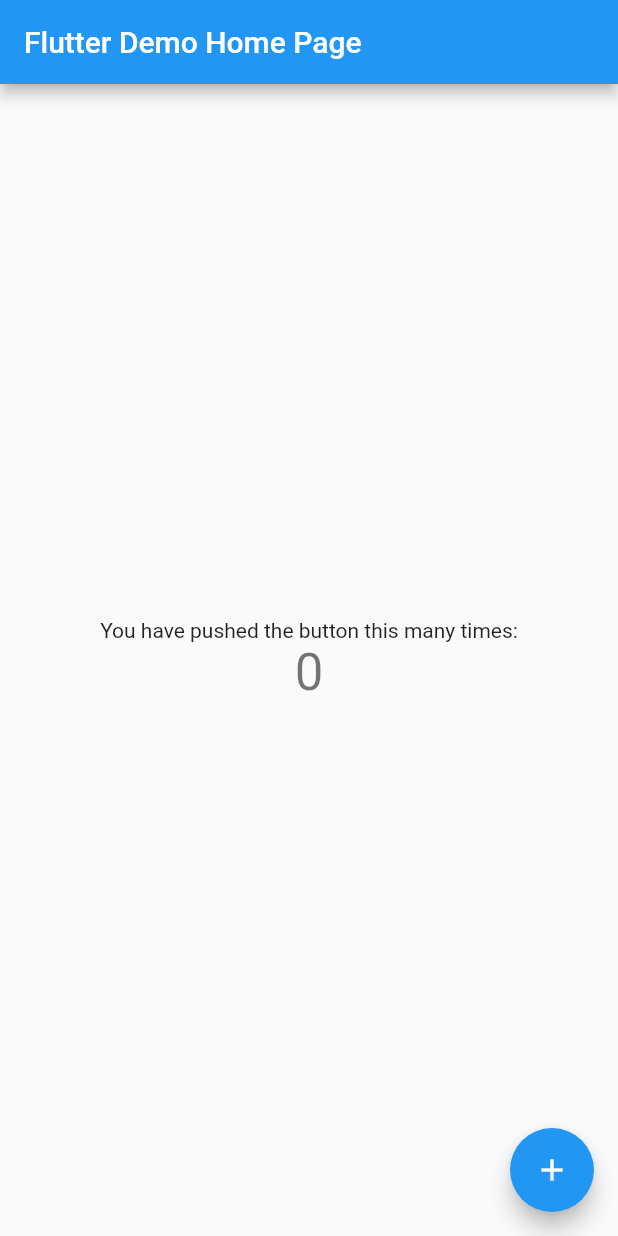
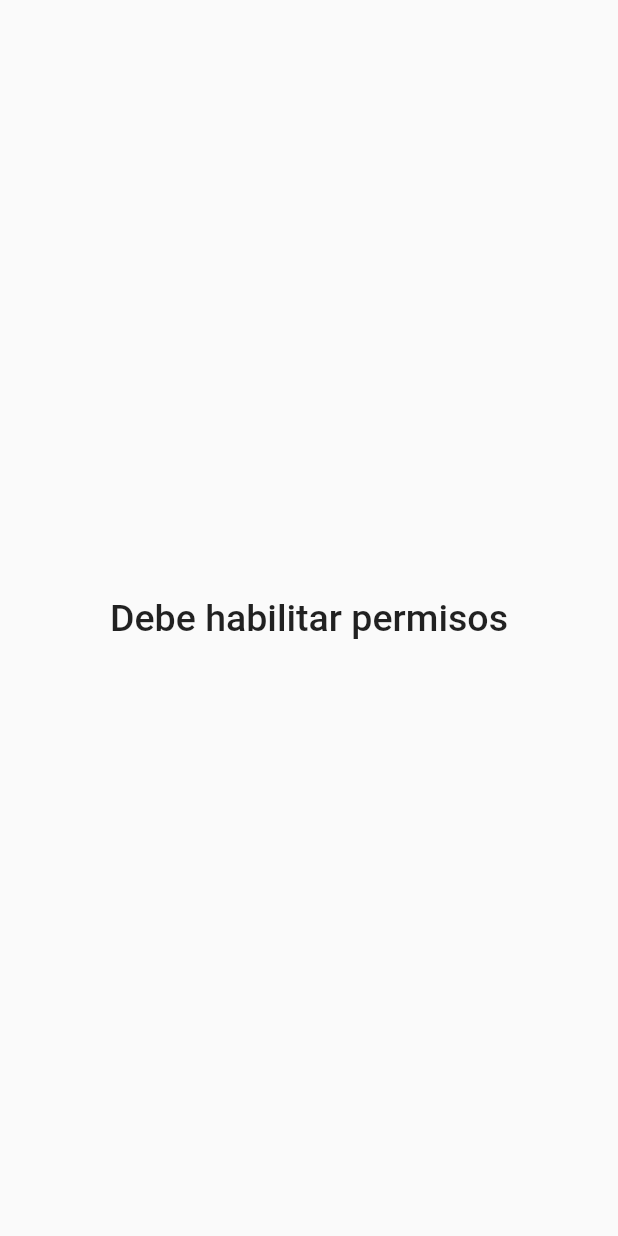
Before and after one commit to CodeJunior06/MapApp, a Flutter app: the screen it shows after launch, on a phone screen of 412 x 824 dp. Run offline on Flutter 3.47's test engine with Material 2 defaults, Android fonts, the phone set to English and light mode, and no system bars; our stand-ins replace bloc, equatable, flutter_bloc.

Commit message:
Implementación & Esquematización
- Implementacion de Bloc para el tema del GPS y los permisos del usuario

```diff
--- /dev/null
+++ b/lib/blocs/gps/bloc.dart
@@ -0,0 +1 @@
+export 'package:map_app/blocs/gps/gps_bloc.dart';
--- /dev/null
+++ b/lib/blocs/gps/gps_bloc.dart
@@ -0,0 +1,16 @@
+import 'package:bloc/bloc.dart';
+import 'package:equatable/equatable.dart';
+// ignore: depend_on_referenced_packages
+import 'package:meta/meta.dart';
+
+part 'gps_event.dart';
+part 'gps_state.dart';
+
+class GpsBloc extends Bloc<GpsEvent, GpsState> {
+  GpsBloc() : super(const GpsState(isGPS: false, isPermission: false)) {
+    on<GPSPermissionEvent>((event, emit) {
+      emit(state.copyObject(
+          isGPS: event.isGPSEnable, isPermission: event.isPemissionEnable));
+    });
+  }
+}
--- /dev/null
+++ b/lib/blocs/gps/gps_event.dart
@@ -0,0 +1,18 @@
+part of 'gps_bloc.dart';
+
+@immutable
+abstract class GpsEvent extends Equatable {
+  const GpsEvent();
+  @override
+  List<Object?> get props {
+    return [];
+  }
+}
+
+class GPSPermissionEvent extends GpsEvent {
+  final bool isGPSEnable;
+  final bool isPemissionEnable;
+
+  const GPSPermissionEvent(
+      {required this.isGPSEnable, required this.isPemissionEnable});
+}
--- /dev/null
+++ b/lib/blocs/gps/gps_state.dart
@@ -0,0 +1,23 @@
+part of 'gps_bloc.dart';
+
+class GpsState extends Equatable {
+  final bool isGPS;
+  final bool isPermission;
+
+  const GpsState({required this.isGPS, required this.isPermission});
+
+  @override
+  List<Object?> get props {
+    return [isGPS, isPermission];
+  }
+
+  @override
+  String toString() {
+    // TODO: implement toString
+    return "{ isGPS: $isGPS And isPermission: $isPermission}";
+  }
+
+  GpsState copyObject({bool? isGPS, bool? isPermission}) => GpsState(
+      isGPS: isGPS ?? this.isGPS,
+      isPermission: isPermission ?? this.isPermission);
+}
--- a/lib/main.dart
+++ b/lib/main.dart
@@ -1,115 +1,19 @@
 import 'package:flutter/material.dart';
+import 'package:flutter_bloc/flutter_bloc.dart';
+import 'package:map_app/blocs/gps/gps_bloc.dart';
+import 'package:map_app/screen/gps_access_screen.dart';
 
 void main() {
-  runApp(const MyApp());
+  runApp(MultiBlocProvider(
+      providers: [BlocProvider(create: (ontext) => GpsBloc())],
+      child: const MyApp()));
 }
 
 class MyApp extends StatelessWidget {
   const MyApp({super.key});
 
-  // This widget is the root of your application.
   @override
   Widget build(BuildContext context) {
-    return MaterialApp(
-      title: 'Flutter Demo',
-      theme: ThemeData(
-        // This is the theme of your application.
-        //
-        // Try running your application with "flutter run". You'll see the
-        // application has a blue toolbar. Then, without quitting the app, try
-        // changing the primarySwatch below to Colors.green and then invoke
-        // "hot reload" (press "r" in the console where you ran "flutter run",
-        // or simply save your changes to "hot reload" in a Flutter IDE).
-        // Notice that the counter didn't reset back to zero; the application
-        // is not restarted.
-        primarySwatch: Colors.blue,
-      ),
-      home: const MyHomePage(title: 'Flutter Demo Home Page'),
-    );
+    return const MaterialApp(title: 'Map GPS', home: GPSAccessScreen());
   }
 }
-
-class MyHomePage extends StatefulWidget {
-  const MyHomePage({super.key, required this.title});
-
-  // This widget is the home page of your application. It is stateful, meaning
-  // that it has a State object (defined below) that contains fields that affect
-  // how it looks.
-
-  // This class is the configuration for the state. It holds the values (in this
-  // case the title) provided by the parent (in this case the App widget) and
-  // used by the build method of the State. Fields in a Widget subclass are
-  // always marked "final".
-
-  final String title;
-
-  @override
-  State<MyHomePage> createState() => _MyHomePageState();
-}
-
-class _MyHomePageState extends State<MyHomePage> {
-  int _counter = 0;
-
-  void _incrementCounter() {
-    setState(() {
-      // This call to setState tells the Flutter framework that something has
-      // changed in this State, which causes it to rerun the build method below
-      // so that the display can reflect the updated values. If we changed
-      // _counter without calling setState(), then the build method would not be
-      // called again, and so nothing would appear to happen.
-      _counter++;
-    });
-  }
-
-  @override
-  Widget build(BuildContext context) {
-    // This method is rerun every time setState is called, for instance as done
-    // by the _incrementCounter method above.
-    //
-    // The Flutter framework has been optimized to make rerunning build methods
-    // fast, so that you can just rebuild anything that needs updating rather
-    // than having to individually change instances of widgets.
-    return Scaffold(
-      appBar: AppBar(
-        // Here we take the value from the MyHomePage object that was created by
-        // the App.build method, and use it to set our appbar title.
-        title: Text(widget.title),
-      ),
-      body: Center(
-        // Center is a layout widget. It takes a single child and positions it
-        // in the middle of the parent.
-        child: Column(
-          // Column is also a layout widget. It takes a list of children and
-          // arranges them vertically. By default, it sizes itself to fit its
-          // children horizontally, and tries to be as tall as its parent.
-          //
-          // Invoke "debug painting" (press "p" in the console, choose the
-          // "Toggle Debug Paint" action from the Flutter Inspector in Android
-          // Studio, or the "Toggle Debug Paint" command in Visual Studio Code)
-          // to see the wireframe for each widget.
-          //
-          // Column has various properties to control how it sizes itself and
-          // how it positions its children. Here we use mainAxisAlignment to
-          // center the children vertically; the main axis here is the vertical
-          // axis because Columns are vertical (the cross axis would be
-          // horizontal).
-          mainAxisAlignment: MainAxisAlignment.center,
-          children: <Widget>[
-            const Text(
-              'You have pushed the button this many times:',
-            ),
-            Text(
-              '$_counter',
-              style: Theme.of(context).textTheme.headlineMedium,
-            ),
-          ],
-        ),
-      ),
-      floatingActionButton: FloatingActionButton(
-        onPressed: _incrementCounter,
-        tooltip: 'Increment',
-        child: const Icon(Icons.add),
-      ), // This trailing comma makes auto-formatting nicer for build methods.
-    );
-  }
-}
--- /dev/null
+++ b/lib/screen/gps_access_screen.dart
@@ -0,0 +1,52 @@
+import 'package:flutter/material.dart';
+import 'package:flutter_bloc/flutter_bloc.dart';
+import 'package:map_app/blocs/gps/bloc.dart';
+
+class GPSAccessScreen extends StatelessWidget {
+  const GPSAccessScreen({super.key});
+
+  @override
+  Widget build(BuildContext context) {
+    return Scaffold(
+      body: Center(
+          child: BlocBuilder<GpsBloc, GpsState>(builder: ((context, state) {
+        return state.isGPS ? const _AccessButton() : const _EnableGPSMessage();
+      }))),
+    );
+  }
+}
+
+class _AccessButton extends StatelessWidget {
+  const _AccessButton({super.key});
+
+  @override
+  Widget build(BuildContext context) {
+    return Column(
+      mainAxisAlignment: MainAxisAlignment.center,
+      children: [
+        const Text("Es necesario el acceso al GPS"),
+        MaterialButton(
+            onPressed: () {},
+            color: Colors.black,
+            shape: const StadiumBorder(),
+            elevation: 0,
+            child: const Text(
+              "Solicitar Acceso",
+              style: TextStyle(color: Colors.white),
+            ))
+      ],
+    );
+  }
+}
+
+class _EnableGPSMessage extends StatelessWidget {
+  const _EnableGPSMessage({super.key});
+
+  @override
+  Widget build(BuildContext context) {
+    return const Text(
+      "Debe habilitar permisos",
+      style: TextStyle(fontSize: 25, fontWeight: FontWeight.w500),
+    );
+  }
+}
```
Also changed, not shown: lib/screen/map_screen.dart (added, +12 -0 lines), pubspec.yaml (+7 -0 lines), lib/screen/loading_screen.dart (added), pubspec.lock, 1 other file.
